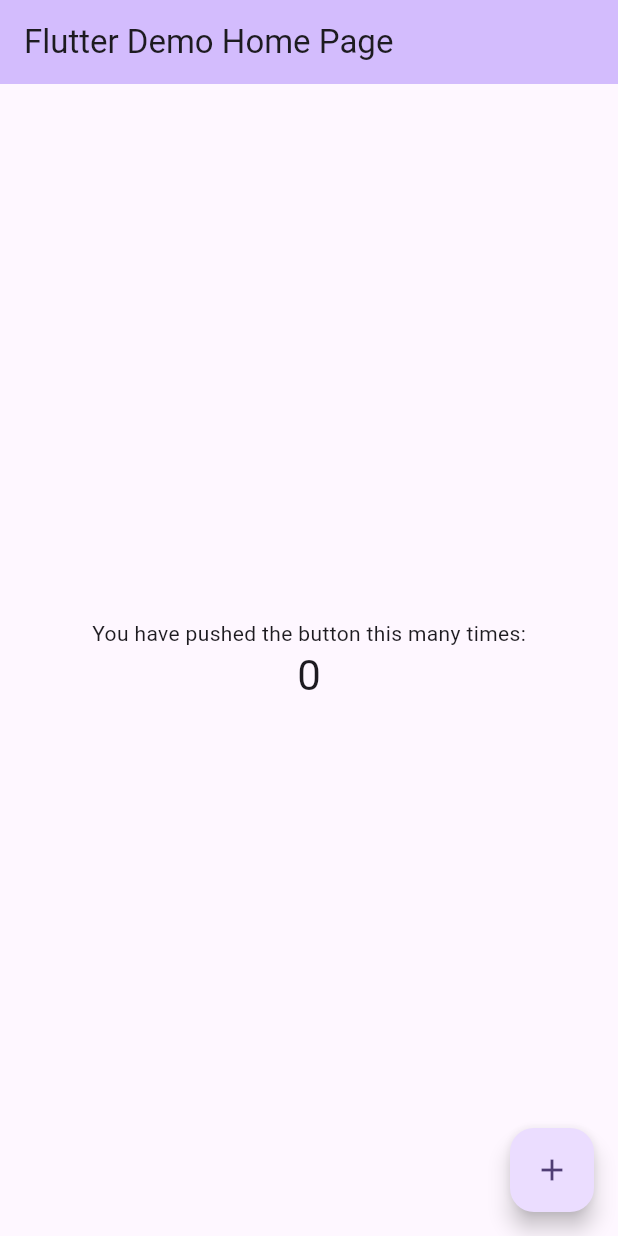
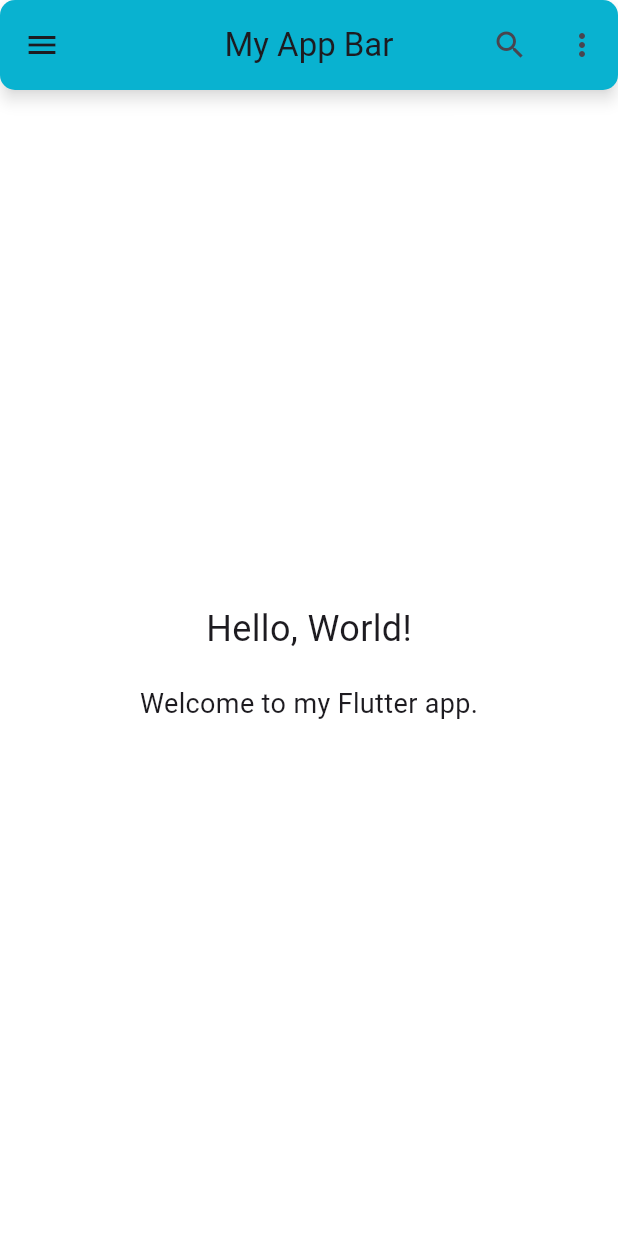
Before and after one commit to MohamedElgohary88/my_flutter_app, a Flutter app: the screen it shows after launch, on a phone screen of 412 x 824 dp. Run offline on Flutter 3.47's test engine with Material 3 defaults, Android fonts, the phone set to English and light mode, and no system bars.

Commit message:
enhance app bar

```diff
--- a/lib/main.dart
+++ b/lib/main.dart
@@ -1,69 +1,59 @@
 import 'package:flutter/material.dart';
 
-void main() {
-  runApp(const MyApp());
-}
+void main() => runApp(const MyApp());
 
 class MyApp extends StatelessWidget {
   const MyApp({super.key});
 
   @override
   Widget build(BuildContext context) {
-    return MaterialApp(
-      title: 'Flutter Demo',
-      theme: ThemeData(
-        colorScheme: ColorScheme.fromSeed(seedColor: Colors.deepPurple),
-        useMaterial3: true,
-      ),
-      home: const MyHomePage(title: 'Flutter Demo Home Page'),
+    return const MaterialApp(
+      home: HomePage(),
+      debugShowCheckedModeBanner: false,
     );
   }
 }
 
-class MyHomePage extends StatefulWidget {
-  const MyHomePage({super.key, required this.title});
-
-  final String title;
-
-  @override
-  State<MyHomePage> createState() => _MyHomePageState();
-}
-
-class _MyHomePageState extends State<MyHomePage> {
-  int _counter = 0;
-
-  void _incrementCounter() {
-    setState(() {
-      _counter++;
-    });
-  }
+class HomePage extends StatelessWidget {
+  const HomePage({super.key});
 
   @override
   Widget build(BuildContext context) {
     return Scaffold(
+      backgroundColor: Colors.white,
       appBar: AppBar(
-        backgroundColor: Theme.of(context).colorScheme.inversePrimary,
-        title: Text(widget.title),
+          title: const Text('My App Bar'),
+          centerTitle: true,
+          backgroundColor: Colors.cyan,
+          elevation: 4.0,
+          shadowColor: Colors.black54,
+          shape: RoundedRectangleBorder(
+            borderRadius: BorderRadius.circular(10.0),
+          ),
+          toolbarHeight: 60.0,
+          leading: IconButton(
+            icon: const Icon(Icons.menu),
+            onPressed: () {},
+          ),
+          actions: [
+            IconButton(
+              icon: const Icon(Icons.search),
+              onPressed: () {},
+            ),
+            IconButton(
+              icon: const Icon(Icons.more_vert),
+              onPressed: () {},
+            ),
+          ]
       ),
-      body: Center(
-        child: Column(
-          mainAxisAlignment: MainAxisAlignment.center,
-          children: <Widget>[
-            const Text(
-              'You have pushed the button this many times:',
-            ),
-            Text(
-              '$_counter',
-              style: Theme.of(context).textTheme.headlineMedium,
-            ),
-          ],
-        ),
-      ),
-      floatingActionButton: FloatingActionButton(
-        onPressed: _incrementCounter,
-        tooltip: 'Increment',
-        child: const Icon(Icons.add),
-      ),
+      body: const Center(child: Column(
+        mainAxisAlignment: MainAxisAlignment.center,
+        children: [
+          Text('Hello, World!', style: TextStyle(fontSize: 24)),
+          SizedBox(height: 20),
+          Text('Welcome to my Flutter app.', style: TextStyle(fontSize: 18)),
+        ],
+      )),
     );
   }
 }
--- a/lib/training.dart
+++ /dev/null
@@ -1,12 +0,0 @@
-import 'dart:io';
-
-void main(List<String> args) {
-  stdout.write('Please enter your name: ');
-  String? name = stdin.readLineSync();
-
-  if ( name != null && name.isNotEmpty){
-    print('Hello, $name');
-  } else {
-    print('please enter your name');
-  }
-}
```
Also changed, not shown: pubspec.lock, 1 other file.
